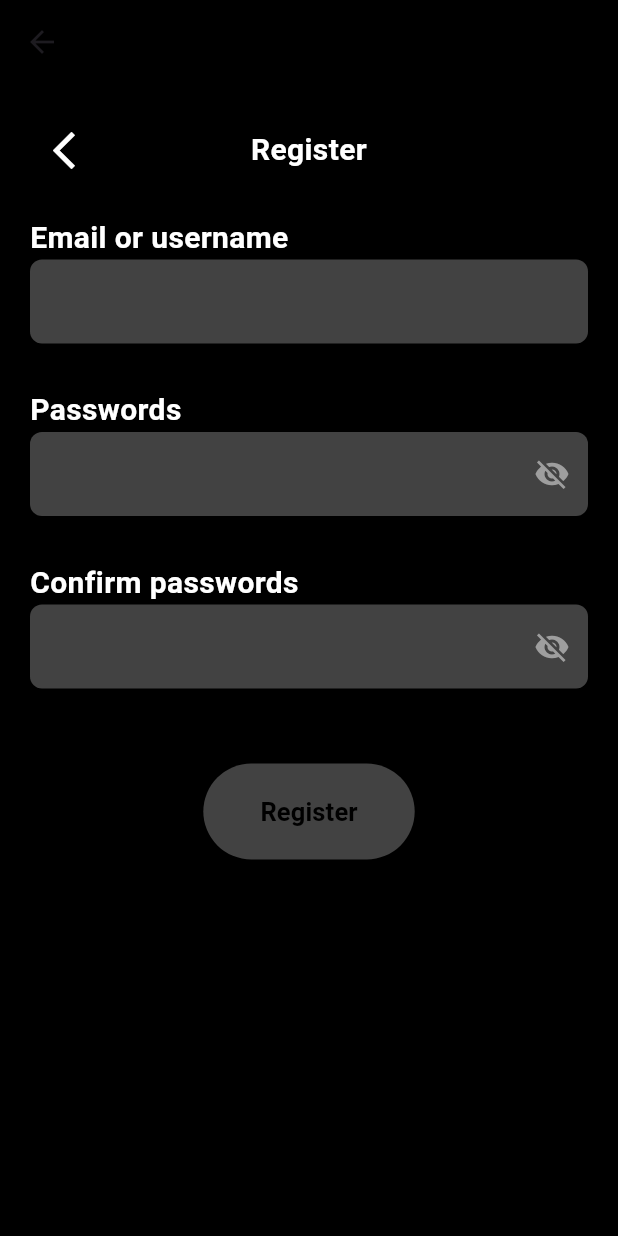
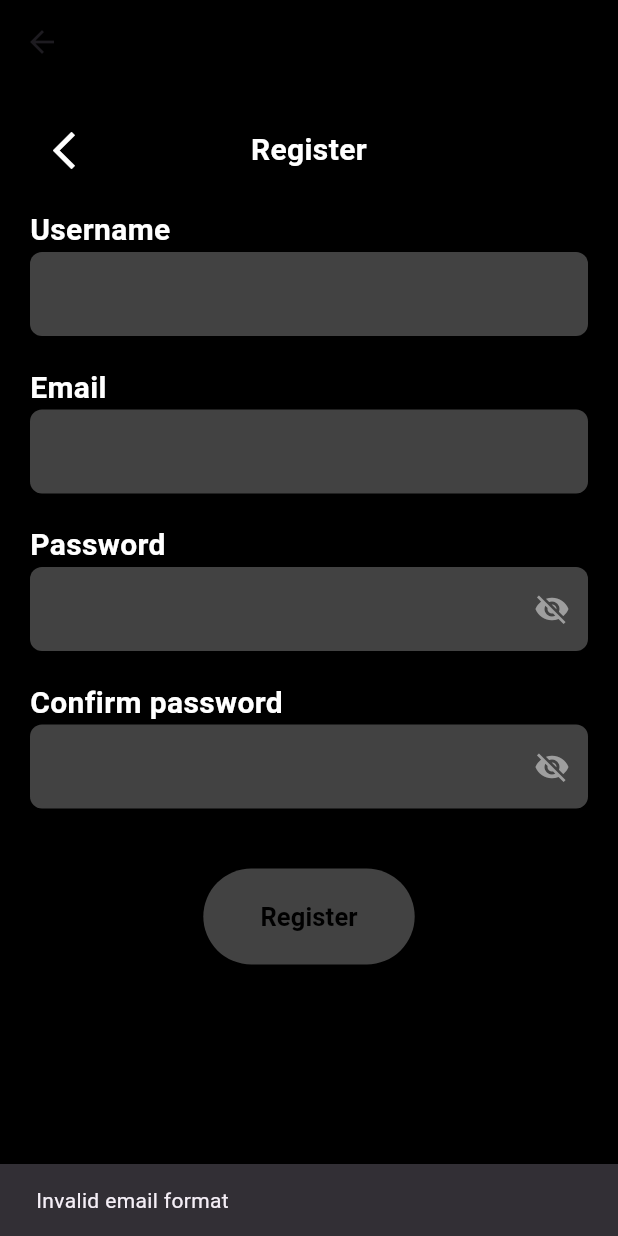
Before and after one commit to nghiemledo/flutter_spotify-clone, a Flutter app: the RegisterScreen screen opened by its route, after a tap on "Register", on a phone screen of 412 x 824 dp. Run offline on Flutter 3.47's test engine with Material 3 defaults, Android fonts, the phone set to English and light mode, and no system bars; our stand-ins replace get, just_audio, shared_preferences; accounts and stored records are empty; network calls fail.

Commit message:
Feat: handle authentication for client

```diff
--- a/client/lib/screens/authentication/authentication.screen.dart
+++ b/client/lib/screens/authentication/authentication.screen.dart
@@ -9,15 +9,12 @@ class SignUpScreen extends StatelessWidget {
     return Scaffold(
       backgroundColor: Colors.black,
       body: SingleChildScrollView(
-        // Thêm SingleChildScrollView để nội dung có thể cuộn
         padding: const EdgeInsets.all(20.0),
         child: Column(
           mainAxisAlignment: MainAxisAlignment.center,
           crossAxisAlignment: CrossAxisAlignment.stretch,
           children: [
-            const Image(
-                image: NetworkImage(
-                    '')), // Hình ảnh có thể được thay thế bằng URL hợp lệ
+            const Image(image: NetworkImage('')),
             const Text(
               'Millions of songs.\nFree on Spotify.',
               textAlign: TextAlign.center,
--- a/client/lib/screens/authentication/login.screen.dart
+++ b/client/lib/screens/authentication/login.screen.dart
@@ -1,8 +1,72 @@
 import 'package:flutter/material.dart';
 import 'package:get/get.dart';
+import 'package:http/http.dart' as http;
+import 'dart:convert';
+import 'package:shared_preferences/shared_preferences.dart';
 
-class LoginScreen extends StatelessWidget {
+class LoginScreen extends StatefulWidget {
   const LoginScreen({super.key});
+
+  @override
+  State<LoginScreen> createState() => _LoginScreenState();
+}
+
+class _LoginScreenState extends State<LoginScreen> {
+  final TextEditingController _emailController = TextEditingController();
+  final TextEditingController _passwordController = TextEditingController();
+
+  final emailRegex = r'^[a-zA-Z0-9._%+-]+@[a-zA-Z0-9.-]+\.[a-zA-Z]{2,}$';
+  final passwordRegex = r'^(?=.*[a-z])(?=.*[A-Z])(?=.*[\W_]).{8,}$';
+
+  bool isValidEmail(String email) {
+    return RegExp(emailRegex).hasMatch(email);
+  }
+
+  bool isValidPassword(String password) {
+    return RegExp(passwordRegex).hasMatch(password);
+  }
+
+  Future<void> login() async {
+    final email = _emailController.text;
+    final password = _passwordController.text;
+
+    if (!isValidEmail(email)) {
+      ScaffoldMessenger.of(context).showSnackBar(
+        const SnackBar(content: Text('Invalid email format')),
+      );
+      return;
+    }
+
+    if (!isValidPassword(password)) {
+      ScaffoldMessenger.of(context).showSnackBar(
+        const SnackBar(
+            content: Text(
+                'Password must contain at least 8 characters, 1 uppercase letter, 1 lowercase letter, and 1 special character')),
+      );
+      return;
+    }
+
+    final response = await http.post(
+      Uri.parse('http://localhost:3000/api/v1/auth/login'),
+      body: json.encode({'email': email, 'password': password}),
+      headers: {'Content-Type': 'application/json'},
+    );
+
+    if (response.statusCode == 200) {
+      final data = json.decode(response.body);
+      final accessToken = data['accessToken'];
+
+      final prefs = await SharedPreferences.getInstance();
+      await prefs.setString('access_token', accessToken);
+
+      Navigator.pushReplacementNamed(context, '/home');
+    } else {
+      final errorMessage =
+          json.decode(response.body)['message'] ?? 'Login failed';
+      ScaffoldMessenger.of(context)
+          .showSnackBar(SnackBar(content: Text(errorMessage)));
+    }
+  }
 
   @override
   Widget build(BuildContext context) {
@@ -52,13 +116,14 @@ class LoginScreen extends StatelessWidget {
               crossAxisAlignment: CrossAxisAlignment.start,
               children: [
                 const Text(
-                  "Email or username",
+                  "Email",
                   style: TextStyle(
                       color: Colors.white,
                       fontWeight: FontWeight.bold,
                       fontSize: 20),
                 ),
                 TextField(
+                  controller: _emailController,
                   style: const TextStyle(color: Colors.white),
                   decoration: InputDecoration(
                     filled: true,
@@ -76,13 +141,14 @@ class LoginScreen extends StatelessWidget {
               crossAxisAlignment: CrossAxisAlignment.start,
               children: [
                 const Text(
-                  "Passwords",
+                  "Password",
                   style: TextStyle(
                       color: Colors.white,
                       fontWeight: FontWeight.bold,
                       fontSize: 20),
                 ),
                 TextField(
+                  controller: _passwordController,
                   obscureText: true,
                   style: const TextStyle(color: Colors.white),
                   decoration: InputDecoration(
@@ -100,7 +166,7 @@ class LoginScreen extends StatelessWidget {
             ),
             const SizedBox(height: 50),
             ElevatedButton(
-              onPressed: () {},
+              onPressed: login,
               style: ElevatedButton.styleFrom(
                 backgroundColor: Colors.grey[800],
                 padding: const EdgeInsets.symmetric(
--- a/client/lib/screens/authentication/register.screen.dart
+++ b/client/lib/screens/authentication/register.screen.dart
@@ -1,7 +1,77 @@
 import 'package:flutter/material.dart';
+import 'dart:convert';
+import 'package:http/http.dart' as http;
 
-class RegisterScreen extends StatelessWidget {
+class RegisterScreen extends StatefulWidget {
   const RegisterScreen({super.key});
+
+  @override
+  State<RegisterScreen> createState() => _RegisterScreenState();
+}
+
+class _RegisterScreenState extends State<RegisterScreen> {
+  final TextEditingController _usernameController = TextEditingController();
+  final TextEditingController _emailController = TextEditingController();
+  final TextEditingController _passwordController = TextEditingController();
+  final TextEditingController _confirmPasswordController =
+      TextEditingController();
+
+  final emailRegex = r'^[a-zA-Z0-9._%+-]+@[a-zA-Z0-9.-]+\.[a-zA-Z]{2,}$';
+  final passwordRegex = r'^(?=.*[a-z])(?=.*[A-Z])(?=.*[\W_]).{8,}$';
+
+  bool isValidEmail(String email) {
+    return RegExp(emailRegex).hasMatch(email);
+  }
+
+  bool isValidPassword(String password) {
+    return RegExp(passwordRegex).hasMatch(password);
+  }
+
+  Future<void> register() async {
+    final username = _usernameController.text;
+    final email = _emailController.text;
+    final password = _passwordController.text;
+    final confirmPassword = _confirmPasswordController.text;
+
+    if (password != confirmPassword) {
+      ScaffoldMessenger.of(context).showSnackBar(
+        const SnackBar(content: Text('Password do not match')),
+      );
+      return;
+    }
+
+    if (!isValidEmail(email)) {
+      ScaffoldMessenger.of(context).showSnackBar(
+        const SnackBar(content: Text('Invalid email format')),
+      );
+      return;
+    }
+
+    if (!isValidPassword(password)) {
+      ScaffoldMessenger.of(context).showSnackBar(
+        const SnackBar(
+            content: Text(
+                'Password must contain at least 8 characters, 1 uppercase letter, 1 lowercase letter, and 1 special character')),
+      );
+      return;
+    }
+
+    final response = await http.post(
+      Uri.parse('http://localhost:3000/api/v1/auth/register'),
+      body: json
+          .encode({'username': username, 'email': email, 'password': password}),
+      headers: {'Content-Type': 'application/json'},
+    );
+
+    if (response.statusCode == 201) {
+      Navigator.pushReplacementNamed(context, '/login');
+    } else {
+      final errorMessage =
+          json.decode(response.body)['message'] ?? 'Registration failed';
+      ScaffoldMessenger.of(context)
+          .showSnackBar(SnackBar(content: Text(errorMessage)));
+    }
+  }
 
   @override
   Widget build(BuildContext context) {
@@ -43,18 +113,19 @@ class RegisterScreen extends StatelessWidget {
                 const Expanded(flex: 1, child: SizedBox())
               ],
             ),
-            const SizedBox(height: 20),
+            const SizedBox(height: 15),
             Column(
               crossAxisAlignment: CrossAxisAlignment.start,
               children: [
-                const Text("Email or username",
+                const Text(
+                  "Username",
                   style: TextStyle(
                       color: Colors.white,
                       fontWeight: FontWeight.bold,
-                      fontSize: 20
-                  ),
+                      fontSize: 20),
                 ),
                 TextField(
+                  controller: _usernameController,
                   style: const TextStyle(color: Colors.white),
                   decoration: InputDecoration(
                     filled: true,
@@ -67,18 +138,44 @@ class RegisterScreen extends StatelessWidget {
                 ),
               ],
             ),
-            const SizedBox(height: 30),
+            const SizedBox(height: 20),
             Column(
               crossAxisAlignment: CrossAxisAlignment.start,
               children: [
-                const Text("Passwords",
+                const Text(
+                  "Email",
                   style: TextStyle(
                       color: Colors.white,
                       fontWeight: FontWeight.bold,
-                      fontSize: 20
+                      fontSize: 20),
+                ),
+                TextField(
+                  controller: _emailController,
+                  style: const TextStyle(color: Colors.white),
+                  decoration: InputDecoration(
+                    filled: true,
+                    fillColor: Colors.grey[800],
+                    border: OutlineInputBorder(
+                      borderRadius: BorderRadius.circular(8),
+                      borderSide: BorderSide.none,
+                    ),
                   ),
                 ),
+              ],
+            ),
+            const SizedBox(height: 20),
+            Column(
+              crossAxisAlignment: CrossAxisAlignment.start,
+              children: [
+                const Text(
+                  "Password",
+                  style: TextStyle(
+                      color: Colors.white,
+                      fontWeight: FontWeight.bold,
+                      fontSize: 20),
+                ),
                 TextField(
+                  controller: _passwordController,
                   obscureText: true,
                   style: const TextStyle(color: Colors.white),
                   decoration: InputDecoration(
@@ -88,23 +185,25 @@ class RegisterScreen extends StatelessWidget {
                       borderRadius: BorderRadius.circular(8),
                       borderSide: BorderSide.none,
                     ),
-                    suffixIcon: const Icon(Icons.visibility_off, color: Colors.grey),
+                    suffixIcon:
+                        const Icon(Icons.visibility_off, color: Colors.grey),
                   ),
                 ),
               ],
             ),
-            const SizedBox(height: 30),
+            const SizedBox(height: 20),
             Column(
               crossAxisAlignment: CrossAxisAlignment.start,
               children: [
-                const Text("Confirm passwords",
+                const Text(
+                  "Confirm password",
                   style: TextStyle(
                       color: Colors.white,
                       fontWeight: FontWeight.bold,
-                      fontSize: 20
-                  ),
+                      fontSize: 20),
                 ),
                 TextField(
+                  controller: _confirmPasswordController,
                   obscureText: true,
                   style: const TextStyle(color: Colors.white),
                   decoration: InputDecoration(
@@ -114,27 +213,29 @@ class RegisterScreen extends StatelessWidget {
                       borderRadius: BorderRadius.circular(8),
                       borderSide: BorderSide.none,
                     ),
-                    suffixIcon: const Icon(Icons.visibility_off, color: Colors.grey),
+                    suffixIcon:
+                        const Icon(Icons.visibility_off, color: Colors.grey),
                   ),
                 ),
               ],
             ),
-            const SizedBox(height: 50),
+            const SizedBox(height: 40),
             ElevatedButton(
-              onPressed: () {},
+              onPressed: register,
               style: ElevatedButton.styleFrom(
                 backgroundColor: Colors.grey[800],
-                padding: const EdgeInsets.symmetric(horizontal: 20.0, vertical: 12.0),
+                padding: const EdgeInsets.symmetric(
+                    horizontal: 20.0, vertical: 12.0),
               ),
               child: const Padding(
                 padding: EdgeInsets.symmetric(horizontal: 18.0, vertical: 8.0),
                 // padding: EdgeInsets.all(8.0),
-                child: Text('Register',
+                child: Text(
+                  'Register',
                   style: TextStyle(
                       color: Colors.black,
                       fontWeight: FontWeight.bold,
-                      fontSize: 17
-                  ),
+                      fontSize: 17),
                 ),
               ),
             ),
--- a/client/pubspec.yaml
+++ b/client/pubspec.yaml
@@ -40,6 +40,7 @@ dependencies:
   get: ^4.6.6
   audioplayers: ^6.1.0
   just_audio: ^0.9.42
+  shared_preferences: ^2.3.3
 
 dev_dependencies:
   flutter_test:
```
Also changed, not shown: client/pubspec.lock, 6 other files.
